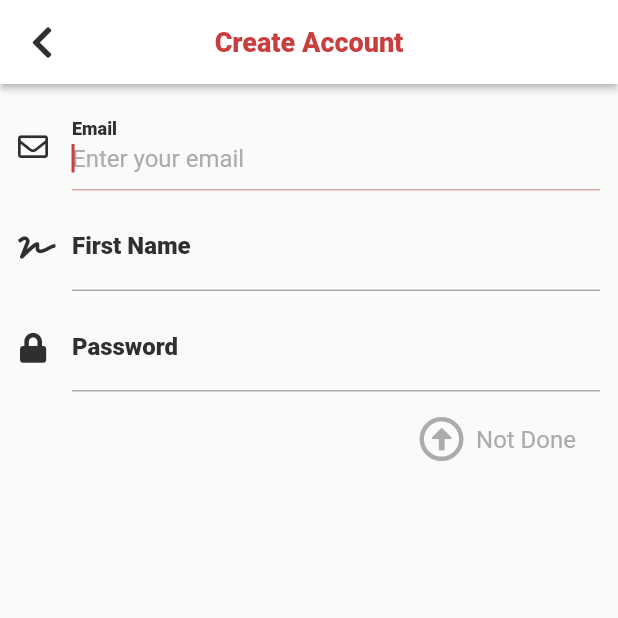
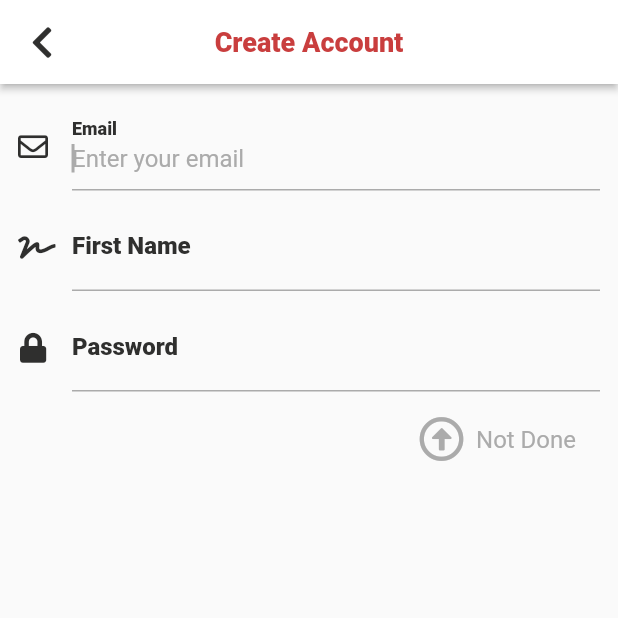
Before and after one commit to TVCCYA/HereMe, a Flutter app: the screen it shows after launch, after a tap on "Sign Up", on a phone screen of 412 x 824 dp, the top half of it. Run offline on Flutter 3.47's test engine with Material 2 defaults, Android fonts, the phone set to English and light mode, and no system bars; our stand-ins replace cached_network_image, cloud_firestore, firebase_auth, firebase_messaging, firebase_storage, flushbar and 10 more; missing offline and left inert: animator, circle_list, flutter_google_ad_manager, geoflutterfire, launch_review, time_ago_provider and 1 more; accounts and stored records are empty; Roboto replaces fonts that are missing (Avenir).

Commit message:
new initial page slight UI color changes circle grid view started prob not going to use it though

```diff
--- a/hereme_flutter/lib/constants.dart
+++ b/hereme_flutter/lib/constants.dart
@@ -17,6 +17,8 @@ const kColorLightGray = Color.fromRGBO(171, 171, 171, 1.0);
 const kColorExtraLightGray = Color.fromRGBO(234, 234, 234, 1.0);
 const kColorThistle = Color.fromRGBO(228, 162, 162, 1.0);
 const kColorDarkThistle = Color.fromRGBO(215, 115, 115, 1.0);
+const kColorDarkRed = Color.fromRGBO(120, 37, 37, 1.0);
+const kColorDarkBlue = Color.fromRGBO(63, 81, 148, 1.0);
 // SOCIAL MEDIA COLORS
 const kColorInstagram = Color.fromRGBO(185, 0, 180, 1.0);
 const kColorSnapchat = Color.fromRGBO(255, 252, 0, 1.0);
@@ -64,7 +66,7 @@ const kRegistrationInputDecoration = InputDecoration(
     ),
   ),
   focusedBorder: UnderlineInputBorder(
-    borderSide: BorderSide(color: kColorThistle),
+    borderSide: BorderSide(color: kColorLightGray),
   ),
 );
 
--- a/hereme_flutter/lib/home/home.dart
+++ b/hereme_flutter/lib/home/home.dart
@@ -1,5 +1,6 @@
 import 'dart:async';
 import 'dart:io';
+import 'package:circle_list/circle_list.dart';
 import 'package:firebase_messaging/firebase_messaging.dart';
 import 'package:flutter/material.dart';
 import 'package:flutter/rendering.dart';
@@ -768,14 +769,18 @@ class _HomeState extends State<Home> with AutomaticKeepAliveClientMixin<Home> {
         centerTitle: false,
         elevation: 2.0,
         backgroundColor: kColorOffWhite,
-        title: Text(
-          hideMe ? 'HideMe' : 'Spred',
-          textAlign: TextAlign.left,
-          style: kAppBarTextStyle.copyWith(
-            color: kColorRed,
-            fontSize: 25.0,
-          ),
+        title: Image.asset(
+          'images/spredTop.png',
+          scale: 11,
         ),
+//        title: Text(
+//          hideMe ? 'HideMe' : 'Spred',
+//          textAlign: TextAlign.left,
+//          style: kAppBarTextStyle.copyWith(
+//            color: kColorRed,
+//            fontSize: 25.0,
+//          ),
+//        ),
         automaticallyImplyLeading: false,
         actions: <Widget>[
           Padding(
@@ -919,3 +924,24 @@ class _HomeState extends State<Home> with AutomaticKeepAliveClientMixin<Home> {
     );
   }
 }
+
+//Zoom(
+//backgroundColor: kColorRed,
+//canvasColor: kColorRed,
+//width: screenHeight,
+//height: screenWidth,
+//colorScrollBars: Colors.transparent,
+//opacityScrollBars: 0.0,
+//scrollWeight: 10.0,
+//centerOnScale: true,
+//enableScroll: true,
+//doubleTapZoom: true,
+//zoomSensibility: 5.0,)
+
+
+//Center(
+//child: CircleList(
+//origin: Offset(0, 0),
+//children: gridTiles,
+//),
+//),
--- a/hereme_flutter/lib/live_chat/live_chat_screen.dart
+++ b/hereme_flutter/lib/live_chat/live_chat_screen.dart
@@ -506,7 +506,7 @@ class _LiveChatScreenState extends State<LiveChatScreen> {
                                 Expanded(
                                   child: TextField(
                                     style: kDefaultTextStyle,
-                                    cursorColor: kColorRed,
+                                    cursorColor: kColorLightGray,
                                     controller: liveChatController,
                                     onChanged: (value) {
                                       message = value;
@@ -555,11 +555,11 @@ class _LiveChatScreenState extends State<LiveChatScreen> {
                                               icon: Icon(
                                                   FontAwesomeIcons
                                                       .chevronCircleRight,
-                                                  color: kColorBlack71),
+                                                  color: kColorBlue),
                                               splashColor: kColorExtraLightGray,
                                               highlightColor:
                                                   Colors.transparent,
-                                              iconSize: 20.0,
+                                              iconSize: 16.0,
                                             ),
                                           ),
                                         )
--- a/hereme_flutter/lib/registration/create_display_name.dart
+++ b/hereme_flutter/lib/registration/create_display_name.dart
@@ -165,7 +165,7 @@ class _CreateDisplayNameState extends State<CreateDisplayName> {
                   children: <Widget>[
                     TextField(
                       maxLength: 16,
-                      cursorColor: kColorRed,
+                      cursorColor: kColorLightGray,
                       onChanged: (value) {
                         displayName = value;
                         _isNameAvailable();
@@ -233,14 +233,14 @@ class _CreateDisplayNameState extends State<CreateDisplayName> {
                           size: 30.0,
                           color: _isButtonDisabled
                               ? kColorLightGray
-                              : kColorRed,
+                              : kColorBlue,
                         ),
                         label: Text(
                           _isButtonDisabled ? 'Not Done' : 'Done',
                           style: kDefaultTextStyle.copyWith(
                               color: _isButtonDisabled
                                   ? kColorLightGray
-                                  : kColorRed),
+                                  : kColorBlue),
                         ),
                       ),
                     ),
--- a/hereme_flutter/lib/registration/initial_page.dart
+++ b/hereme_flutter/lib/registration/initial_page.dart
@@ -1,8 +1,8 @@
 import 'package:flutter/material.dart';
+import 'package:zoom_widget/zoom_widget.dart';
 import 'log_in.dart';
 import 'sign_up.dart';
 import 'package:hereme_flutter/constants.dart';
-import 'package:hereme_flutter/utils/reusable_button.dart';
 
 class InitialPage extends StatefulWidget {
   @override
@@ -12,101 +12,102 @@ class InitialPage extends StatefulWidget {
 class _InitialPageState extends State<InitialPage> {
   @override
   Widget build(BuildContext context) {
+    double screenHeight = MediaQuery.of(context).size.height;
+    double screenWidth = MediaQuery.of(context).size.width;
     return Scaffold(
-      body: Container(
-        decoration: BoxDecoration(
-          image: DecorationImage(
-            image: AssetImage("images/bubbly.png"),
-            fit: BoxFit.none,
+      backgroundColor: kColorRed,
+      appBar: AppBar(
+        backgroundColor: kColorRed,
+        elevation: 0.0,
+        centerTitle: false,
+        title: Text(
+          'Spred',
+          textAlign: TextAlign.left,
+          style: kAppBarTextStyle.copyWith(
+            color: kColorOffWhite,
+            fontSize: 25.0,
           ),
         ),
-        child: SafeArea(
+      ),
+      body: SafeArea(
         child: Padding(
           padding: EdgeInsets.all(32.0),
           child: Column(
             mainAxisAlignment: MainAxisAlignment.spaceEvenly,
             crossAxisAlignment: CrossAxisAlignment.center,
             children: <Widget>[
-                Container(
-                  height: 225.0,
-                  decoration: BoxDecoration(
-                    color: Colors.white,
-                    borderRadius: BorderRadius.all(const Radius.circular(10.0)),
-                    boxShadow: [
-                      BoxShadow(
-                        color: kColorOffBlack,
-                        blurRadius: 5.0,
-                        spreadRadius: 2.0,
-                        offset: Offset(
-                          8.0, // horizontal, move right 10
-                          8.0, // vertical, move down 10
-                        ),
-                      )
-                    ],
-                  ),
-                  child: Padding(
+              Padding(
                 padding: const EdgeInsets.only(left: 8.0, right: 8.0),
                 child: Column(
                   mainAxisAlignment: MainAxisAlignment.spaceAround,
                   crossAxisAlignment: CrossAxisAlignment.stretch,
                   children: <Widget>[
-                        SizedBox(height: 4.0),
                     Text(
-                          'HereMe',
-                          textAlign: TextAlign.center,
+                      'Connect with\nPeople Nearby',
+                      textAlign: TextAlign.left,
                       style: kAppBarTextStyle.copyWith(
-                            fontSize: 28.0,
-                            color: kColorRed,
-                          ),
-                        ),
-                        Text(
-                          'Connect with people nearby',
-                          textAlign: TextAlign.center,
-                          style: kDefaultTextStyle.copyWith(
-                            color: kColorRed,
-                            fontSize: 18.0
+                        color: kColorOffWhite,
+                        fontSize: 32.0
                       ),
                     ),
                     SizedBox(
-                          height: 8.0,
+                      height: 36.0,
                     ),
-                        Row(
-                          crossAxisAlignment: CrossAxisAlignment.center,
-                          mainAxisAlignment: MainAxisAlignment.spaceEvenly,
+                    Column(
+                      crossAxisAlignment: CrossAxisAlignment.start,
+                      mainAxisAlignment: MainAxisAlignment.spaceAround,
                       children: <Widget>[
-                            ReusableButton(
-                              title: 'Log In',
-                              textColor: kColorDarkThistle,
-                              onPressed: () {
+                        ButtonTheme(
+                          minWidth: 125.0,
+                          child: FlatButton(
+                            child: Text(
+                              'Sign Up',
+                              style: kAppBarTextStyle.copyWith(
+                                  fontSize: 16.0, color: Colors.white),
+                            ),
+                            color: Colors.transparent,
+                            onPressed: () =>
+                                Navigator.push(
+                                  context,
+                                  MaterialPageRoute(builder: (context) => SignUp()),
+                                ),
+                            shape: RoundedRectangleBorder(
+                              borderRadius: BorderRadius.circular(5.0),
+                              side: BorderSide(color: Colors.white),
+                            ),
+                            splashColor: kColorDarkRed,
+                            highlightColor: Colors.transparent,
+                          ),
+                        ),
+                        ButtonTheme(
+                          minWidth: 125.0,
+                          child: FlatButton(
+                            child: Text(
+                              'Log In',
+                              style: kAppBarTextStyle.copyWith(
+                                  fontSize: 16.0, color: Colors.white),
+                            ),
+                            color: Colors.transparent,
+                            onPressed: () =>
                                 Navigator.push(
                                   context,
                                   MaterialPageRoute(builder: (context) => LogIn()),
-                                );
-                              },
                                 ),
-                            Container(
-                              width: 1.0,
-                              height: 40.0,
-                              color: kColorRed,
+                            shape: RoundedRectangleBorder(
+                              borderRadius: BorderRadius.circular(5.0),
+                              side: BorderSide(color: Colors.white),
+
                             ),
-                            ReusableButton(
-                              title: 'Sign Up',
-                              textColor: kColorDarkThistle,
-                              onPressed: () {
-                                Navigator.push(
-                                  context,
-                                  MaterialPageRoute(builder: (context) => SignUp()),
-                                );
-                              },
+                            splashColor: kColorDarkRed,
+                            highlightColor: Colors.transparent,
+                          ),
                         ),
                       ],
                     ),
                   ],
                 ),
               ),
-                ),
             ].toList(),
-            ),
           ),
         ),
       ),
--- a/hereme_flutter/lib/registration/sign_up.dart
+++ b/hereme_flutter/lib/registration/sign_up.dart
@@ -97,7 +97,7 @@ class _SignUpState extends State<SignUp> {
                 crossAxisAlignment: CrossAxisAlignment.center,
                 children: <Widget>[
                   TextField(
-                    cursorColor: kColorRed,
+                    cursorColor: kColorLightGray,
                     onChanged: (value) {
                       email = value;
                       _isValid();
@@ -129,7 +129,7 @@ class _SignUpState extends State<SignUp> {
                   ),
                   SizedBox(height: 8.0),
                   TextField(
-                    cursorColor: kColorRed,
+                    cursorColor: kColorLightGray,
                     onChanged: (value) {
                       firstName = value;
                       _isValid();
@@ -162,7 +162,7 @@ class _SignUpState extends State<SignUp> {
                   SizedBox(height: 8.0),
                   TextField(
                     obscureText: true,
-                    cursorColor: kColorRed,
+                    cursorColor: kColorLightGray,
                     onChanged: (value) {
                       password = value;
                       _isValid();
@@ -237,7 +237,7 @@ class _SignUpState extends State<SignUp> {
                         size: 30.0,
                         color: _isButtonDisabled
                             ? kColorLightGray
-                            : kColorRed,
+                            : kColorBlue,
                       ),
                       label: Text(
                         _isButtonDisabled
@@ -246,7 +246,7 @@ class _SignUpState extends State<SignUp> {
                         style: kDefaultTextStyle.copyWith(
                             color: _isButtonDisabled
                                 ? kColorLightGray
-                                : kColorRed),
+                                : kColorBlue),
                       ),
                     ),
                   ),
--- a/hereme_flutter/lib/settings/choose_account.dart
+++ b/hereme_flutter/lib/settings/choose_account.dart
@@ -160,11 +160,11 @@ class SocialMediaTile extends StatelessWidget {
                 icon: socialMedia.icon,
               ),
             ));
-        kShowSnackbar(
+        result != null ? kShowSnackbar(
           key: scaffoldKey,
           text: '$result',
           backgroundColor: kColorGreen,
-        );
+        ) : SizedBox();
       },
       child: Container(
         decoration: BoxDecoration(
--- a/hereme_flutter/lib/settings/help_support.dart
+++ b/hereme_flutter/lib/settings/help_support.dart
@@ -132,7 +132,7 @@ class SupportPage extends StatelessWidget {
               controller: _nameChangeController,
               style: kDefaultTextStyle,
               onSubmitted: (v) => _submitUpdateNameChange(context),
-              cursorColor: kColorRed,
+              cursorColor: kColorLightGray,
               decoration: kRegistrationInputDecoration.copyWith(
                 labelText: 'First Name',
                 labelStyle: kDefaultTextStyle.copyWith(
--- a/hereme_flutter/lib/user_profile/profile.dart
+++ b/hereme_flutter/lib/user_profile/profile.dart
@@ -1600,7 +1600,7 @@ class FlexibleProfileAppBar extends StatelessWidget {
                 borderRadius: BorderRadius.circular(5.0),
                   side: BorderSide(color: !isFollowing ? Colors.transparent : kColorBlack71),
               ),
-              splashColor: !isFollowing ? kColorGreen : kColorRed,
+              splashColor: !isFollowing ? kColorDarkBlue : kColorRed,
               highlightColor: Colors.transparent,
             ) : SizedBox(),
             displayName != null
--- a/hereme_flutter/lib/utils/reusable_registration_textfield.dart
+++ b/hereme_flutter/lib/utils/reusable_registration_textfield.dart
@@ -34,7 +34,7 @@ class ReusableRegistrationTextField extends StatelessWidget {
       autofocus: true,
       focusNode: focusNode,
       onSubmitted: onSubmitted,
-      cursorColor: kColorRed,
+      cursorColor: kColorLightGray,
       keyboardType: keyboardType,
       style: kDefaultTextStyle.copyWith(color: color ?? kColorBlack71),
       autocorrect: false,
--- a/hereme_flutter/pubspec.yaml
+++ b/hereme_flutter/pubspec.yaml
@@ -39,6 +39,8 @@ dependencies:
   firebase_messaging: ^5.1.8
   flutter_google_ad_manager: ^0.10.1
   pull_to_refresh: ^1.5.7
+  zoom_widget: ^0.1.3
+  circle_list: ^1.0.1
 
 dev_dependencies:
   flutter_test:
```
Also changed, not shown: hereme_flutter/lib/live_chat/add_live_chat.dart (+4 -4 lines), hereme_flutter/lib/registration/log_in.dart (+6 -6 lines), hereme_flutter/lib/registration/photo_add.dart (+28 -37 lines), hereme_flutter/lib/settings/add_link.dart (+4 -4 lines), hereme_flutter/images/SocialMedias/spredTitle.png (added), hereme_flutter/images/spredTitle.png (added), hereme_flutter/images/spredTop.png (added), 12 other files. Lines whose indentation alone changed are shown as unchanged.
